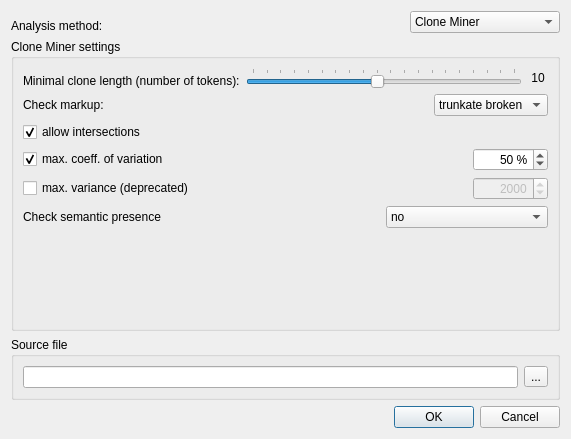
This is doc-clone-miner/qtui/element_miner_settings.ui in spbu-se/pldoctoolkit as Qt 5 draws it before an edit. The edited form follows.
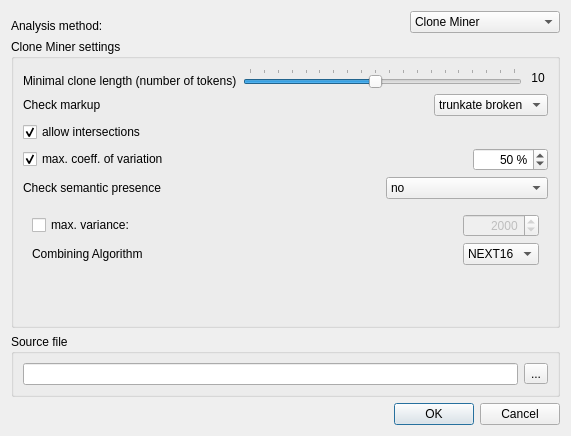
This is the edited form.

Commit message: Select algorithm

```diff
--- a/doc-clone-miner/qtui/element_miner_settings.ui
+++ b/doc-clone-miner/qtui/element_miner_settings.ui
@@ -7,7 +7,7 @@
     <x>0</x>
     <y>0</y>
     <width>571</width>
-    <height>439</height>
+    <height>436</height>
    </rect>
   </property>
   <property name="sizePolicy">
@@ -125,7 +125,7 @@
             <item>
              <widget class="QLabel" name="label_2">
               <property name="text">
-               <string>Minimal clone length (number of tokens):</string>
+               <string>Minimal clone length (number of tokens)</string>
               </property>
               <property name="alignment">
                <set>Qt::AlignBottom|Qt::AlignLeading|Qt::AlignLeft</set>
@@ -183,7 +183,7 @@
                <enum>QFrame::NoFrame</enum>
               </property>
               <property name="text">
-               <string>Check markup:</string>
+               <string>Check markup</string>
               </property>
              </widget>
             </item>
@@ -286,61 +286,6 @@
             </item>
            </layout>
           </item>
-          <item>
-           <layout class="QHBoxLayout" name="horizontalLayout_12">
-            <item>
-             <widget class="QCheckBox" name="cbMaxVar_2">
-              <property name="toolTip">
-               <string>&lt;html&gt;&lt;head/&gt;&lt;body&gt;&lt;p&gt;For element candidates with &lt;span style=&quot; font-style:italic;&quot;&gt;extension points&lt;/span&gt;, maximum allowed &lt;span style=&quot; font-style:italic;&quot;&gt;variance&lt;/span&gt; of &lt;span style=&quot; font-style:italic;&quot;&gt;extension value length&lt;/span&gt;.&lt;/p&gt;&lt;/body&gt;&lt;/html&gt;</string>
-              </property>
-              <property name="text">
-               <string>max. variance (deprecated)</string>
-              </property>
-              <property name="checked">
-               <bool>false</bool>
-              </property>
-             </widget>
-            </item>
-            <item>
-             <spacer name="horizontalSpacer_9">
-              <property name="orientation">
-               <enum>Qt::Horizontal</enum>
-              </property>
-              <property name="sizeHint" stdset="0">
-               <size>
-                <width>40</width>
-                <height>20</height>
-               </size>
-              </property>
-             </spacer>
-            </item>
-            <item>
-             <widget class="QSpinBox" name="sbMaxVar_2">
-              <property name="enabled">
-               <bool>false</bool>
-              </property>
-              <property name="minimumSize">
-               <size>
-                <width>75</width>
-                <height>0</height>
-               </size>
-              </property>
-              <property name="alignment">
-               <set>Qt::AlignRight|Qt::AlignTrailing|Qt::AlignVCenter</set>
-              </property>
-              <property name="suffix">
-               <string/>
-              </property>
-              <property name="maximum">
-               <number>50000</number>
-              </property>
-              <property name="value">
-               <number>2000</number>
-              </property>
-             </widget>
-            </item>
-           </layout>
-          </item>
           <item>
            <layout class="QHBoxLayout" name="horizontalLayout_5">
             <item>
@@ -388,14 +333,105 @@
            </layout>
           </item>
           <item>
-           <spacer name="verticalSpacer">
+           <widget class="QStackedWidget" name="swDevSettings">
+            <property name="currentIndex">
+             <number>1</number>
+            </property>
+            <widget class="QWidget" name="pgEmpty">
+             <layout class="QVBoxLayout" name="verticalLayout_4"/>
+            </widget>
+            <widget class="QWidget" name="phDevSettings">
+             <layout class="QGridLayout" name="gridLayout_5">
+              <item row="0" column="2">
+               <widget class="QSpinBox" name="sbMaxVar_2">
+                <property name="enabled">
+                 <bool>false</bool>
+                </property>
+                <property name="minimumSize">
+                 <size>
+                  <width>75</width>
+                  <height>0</height>
+                 </size>
+                </property>
+                <property name="alignment">
+                 <set>Qt::AlignRight|Qt::AlignTrailing|Qt::AlignVCenter</set>
+                </property>
+                <property name="suffix">
+                 <string/>
+                </property>
+                <property name="maximum">
+                 <number>50000</number>
+                </property>
+                <property name="value">
+                 <number>2000</number>
+                </property>
+               </widget>
+              </item>
+              <item row="0" column="0">
+               <widget class="QCheckBox" name="cbMaxVar_2">
+                <property name="toolTip">
+                 <string>&lt;html&gt;&lt;head/&gt;&lt;body&gt;&lt;p&gt;For element candidates with &lt;span style=&quot; font-style:italic;&quot;&gt;extension points&lt;/span&gt;, maximum allowed &lt;span style=&quot; font-style:italic;&quot;&gt;variance&lt;/span&gt; of &lt;span style=&quot; font-style:italic;&quot;&gt;extension value length&lt;/span&gt;.&lt;/p&gt;&lt;/body&gt;&lt;/html&gt;</string>
+                </property>
+                <property name="text">
+                 <string>max. variance:</string>
+                </property>
+                <property name="checked">
+                 <bool>false</bool>
+                </property>
+               </widget>
+              </item>
+              <item row="0" column="1">
+               <spacer name="horizontalSpacer_9">
+                <property name="orientation">
+                 <enum>Qt::Horizontal</enum>
+                </property>
+                <property name="sizeHint" stdset="0">
+                 <size>
+                  <width>40</width>
+                  <height>20</height>
+                 </size>
+                </property>
+               </spacer>
+              </item>
+              <item row="1" column="0">
+               <widget class="QLabel" name="label_12">
+                <property name="text">
+                 <string>Combining Algorithm</string>
+                </property>
+               </widget>
+              </item>
+              <item row="1" column="2">
+               <widget class="QComboBox" name="cbCa">
+                <item>
+                 <property name="text">
+                  <string>NEXT16</string>
+                 </property>
+                </item>
+                <item>
+                 <property name="text">
+                  <string>1EXT14</string>
+                 </property>
+                </item>
+                <item>
+                 <property name="text">
+                  <string>None</string>
+                 </property>
+                </item>
+               </widget>
+              </item>
+             </layout>
+            </widget>
+           </widget>
+          </item>
+          <item>
+           <spacer name="spDevSettings">
             <property name="orientation">
              <enum>Qt::Vertical</enum>
             </property>
             <property name="sizeHint" stdset="0">
              <size>
               <width>20</width>
-              <height>40</height>
+              <height>5</height>
              </size>
             </property>
            </spacer>
```
The commit also changes 2 other files.
